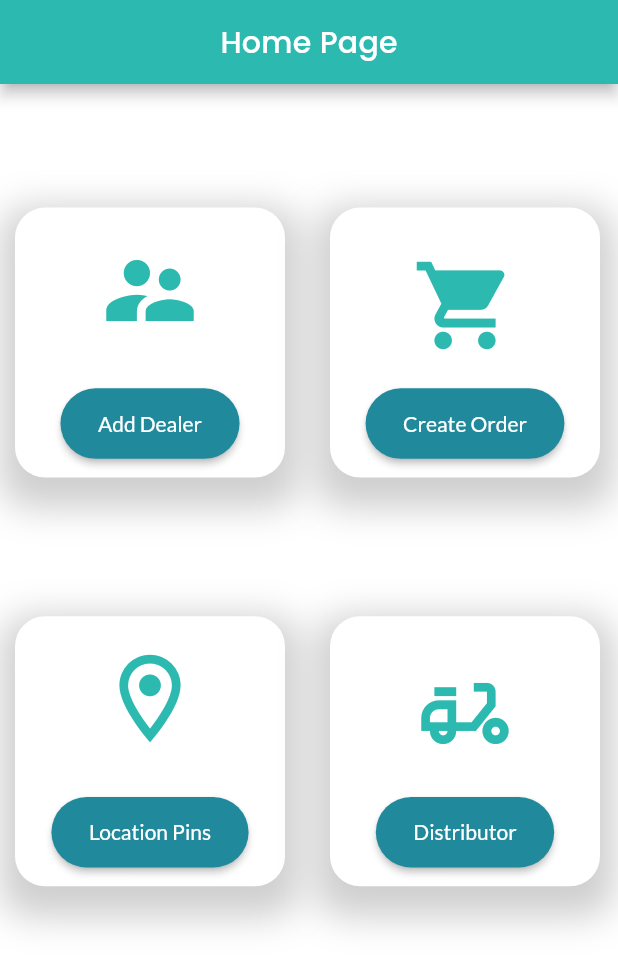
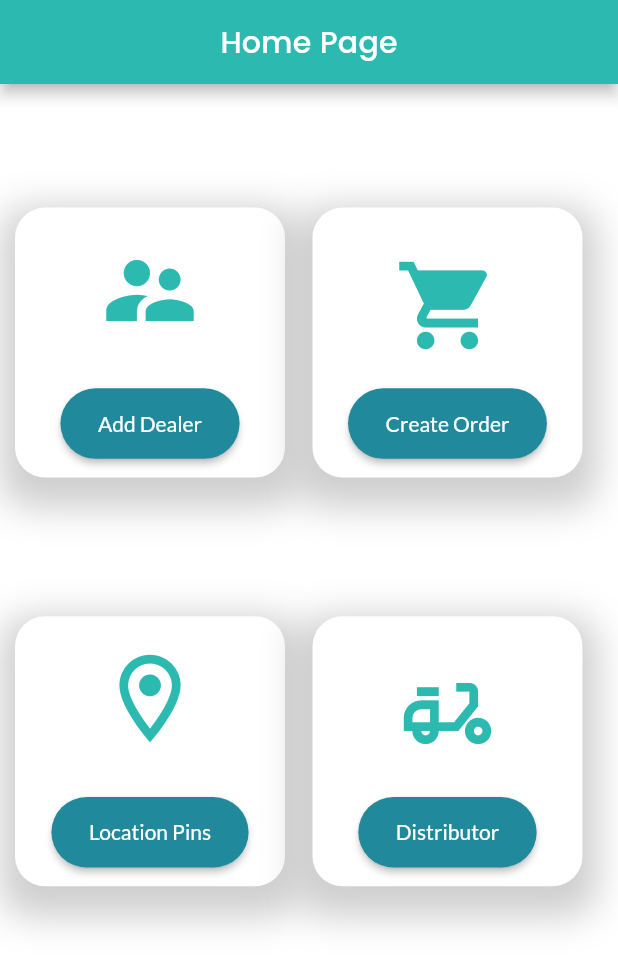
Before and after one commit to thirvusoft/oxo_mobile, a Flutter app: the home_page screen opened directly, on a phone screen of 412 x 824 dp. Shown: the top 968 px of the screen. Run offline on Flutter 3.47's test engine with Material 2 defaults, Android fonts, the phone set to English and light mode, and no system bars; our stand-ins replace awesome_dialog, flutter_easyloading, flutter_local_notifications, flutter_staggered_animations, flutter_svg, fluttertoast and 9 more; missing offline and left inert: syncfusion_flutter_core; network calls fail.

Commit message:
add media query

```diff
--- a/lib/main.dart
+++ b/lib/main.dart
@@ -6,6 +6,7 @@ import 'package:oxo/screens/sales/home_page.dart';
 import 'package:oxo/screens/sales/order.dart';
 import 'package:oxo/screens/sales/sales_order.dart';
 import 'package:oxo/screens/splashscreen.dart';
+import 'package:flutter_easyloading/flutter_easyloading.dart';
 
 void main() async {
   runApp(MyHomePage());
@@ -26,7 +27,8 @@ class MyHomePage extends StatelessWidget {
         primarySwatch: createMaterialColor(Color(0xFF21899C)),
         visualDensity: VisualDensity.adaptivePlatformDensity,
       ),
-      home: home_page(),
+      home: Login(),
+      builder: EasyLoading.init(),
     );
   }
 }
--- a/lib/screens/add_dealer.dart/dealer.dart
+++ b/lib/screens/add_dealer.dart/dealer.dart
@@ -319,7 +319,7 @@ class _dealerState extends State<dealer> {
 
     var response = await http.get(
         Uri.parse(
-            """https://demo14prime.thirvusoft.co.in/api/method/oxo.custom.api.new_customer?full_name=${full_name}&phone_number=${phone_number}&address=${address}&territory=${territory}&city=${city}&state=${state}&pincode=${pincode}&latitude=${current_position.latitude}&longitude=${current_position.longitude}"""),
+            """https://demo14prime.thirvusoft.co.in/api/method/oxo.custom.api.new_customer?full_name=${full_name}&phone_number=${phone_number}&address=${address}&territory=${territory}&city=${city}&state=${state}&pincode=${pincode}&latitude=${current_position!.latitude}&longitude=${current_position!.longitude}"""),
         headers: {"Authorization": 'token ddc841db67d4231:bad77ffd922973a'});
     print(response.statusCode);
     print(response.body);
@@ -411,8 +411,8 @@ class _dealerState extends State<dealer> {
       print(_position);
       current_position = _position!;
 
-      print(current_position.latitude);
-      print(current_position.longitude);
+      print(current_position!.latitude);
+      print(current_position!.longitude);
     });
   }
 
--- a/lib/screens/sales/home_page.dart
+++ b/lib/screens/sales/home_page.dart
@@ -26,7 +26,9 @@ class _home_pageState extends State<home_page> {
 
   Widget build(BuildContext context) {
     final size = MediaQuery.of(context).size;
+    double width = MediaQuery.of(context).size.width;
 
+    double height = MediaQuery.of(context).size.height;
     return Scaffold(
         appBar: AppBar(
             automaticallyImplyLeading: false,
@@ -47,8 +49,8 @@ class _home_pageState extends State<home_page> {
               Padding(
                 padding: EdgeInsets.only(top: size.width / 5),
                 child: Row(children: <Widget>[
-                  getCardItem(),
-                  getCardItem2(),
+                  getCardItem(height),
+                  getCardItem2(height),
                 ]),
               ),
               SizedBox(
@@ -60,8 +62,8 @@ class _home_pageState extends State<home_page> {
                   top: size.width / 5,
                 ),
                 child: Row(children: <Widget>[
-                  getCardItem3(),
-                  getCardItem4(),
+                  getCardItem3(height),
+                  getCardItem4(height),
                 ]),
               ))
             ],
@@ -69,10 +71,10 @@ class _home_pageState extends State<home_page> {
         )));
   }
 
-  Widget getCardItem() {
+  Widget getCardItem(height) {
     return Center(
-       child: Padding(
-        padding: const EdgeInsets.only(left: 10),
+        child: Padding(
+      padding: const EdgeInsets.only(left: 10),
       child: Container(
         height: 180,
         width: 180,
@@ -146,10 +148,10 @@ class _home_pageState extends State<home_page> {
     ));
   }
 
-  Widget getCardItem2() {
+  Widget getCardItem2(height) {
     return Center(
       child: Padding(
-        padding: const EdgeInsets.only(left: 30),
+        padding: EdgeInsets.only(left: height / 45),
         child: Container(
           height: 180,
           width: 180,
@@ -224,9 +226,10 @@ class _home_pageState extends State<home_page> {
     );
   }
 
-  Widget getCardItem3() {
-    return Center(child: Padding(
-        padding: const EdgeInsets.only(left: 10),
+  Widget getCardItem3(height) {
+    return Center(
+        child: Padding(
+      padding: const EdgeInsets.only(left: 10),
       child: Container(
         height: 180,
         width: 180,
@@ -282,7 +285,6 @@ class _home_pageState extends State<home_page> {
                     Navigator.push(
                       context,
                       MaterialPageRoute(builder: (context) => location_pin()),
-
                     );
                   },
                   style: ElevatedButton.styleFrom(
@@ -297,15 +299,14 @@ class _home_pageState extends State<home_page> {
             ],
           ),
         ),
-     ),
-  ));
-
+      ),
+    ));
   }
 
-  Widget getCardItem4() {
+  Widget getCardItem4(height) {
     return Center(
       child: Padding(
-        padding: const EdgeInsets.only(left: 30),
+        padding: EdgeInsets.only(left: height / 45),
         child: Container(
           height: 180,
           width: 180,
@@ -376,7 +377,6 @@ class _home_pageState extends State<home_page> {
       ),
     );
   }
-
 
   Future customer_creation() async {
     return showDialog<String>(
@@ -463,5 +463,4 @@ class _home_pageState extends State<home_page> {
       });
     }
   }
-
 }
--- a/pubspec.yaml
+++ b/pubspec.yaml
@@ -53,7 +53,7 @@ dependencies:
   location: ^4.4.0
   geolocator: ^9.0.2
   google_maps_flutter: ^2.2.2
-
+  flutter_easyloading: ^3.0.5
 
 
 dev_dependencies:
```
Also changed, not shown: lib/constants.dart (+7 -5 lines), lib/screens/Location Pin/locationpin.dart (+8 -2 lines), pubspec.lock.
